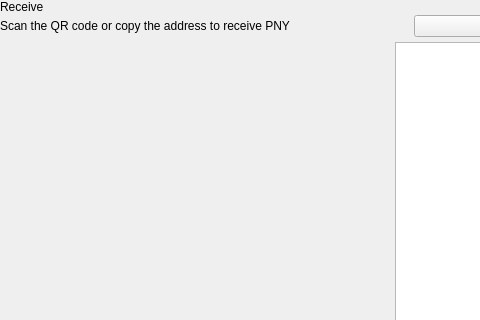
Old version of the form src/qt/pivx/forms/receivewidget.ui in the repository AltcoinBaggins/lil; both pictures show x 0 to 480 and y 0 to 320 of the 629 by 629 pixel window.
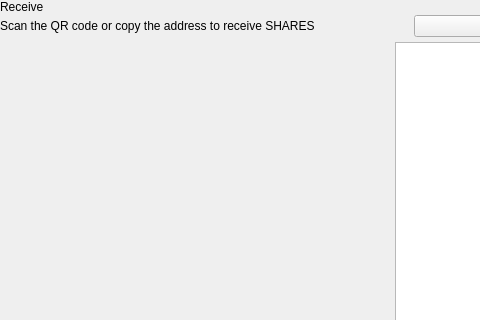
New version of the form. Custom widgets are drawn as their Qt base class.

Commit message: Update branding to SHARES

Diff of the .ui file:
```diff
--- a/src/qt/pivx/forms/receivewidget.ui
+++ b/src/qt/pivx/forms/receivewidget.ui
@@ -78,7 +78,7 @@
             <item alignment="Qt::AlignTop">
              <widget class="QLabel" name="labelSubtitle1">
               <property name="text">
-               <string>Scan the QR code or copy the address to receive PNY</string>
+               <string>Scan the QR code or copy the address to receive SHARES</string>
               </property>
              </widget>
             </item>
```
The commit also changes 657 other files.
